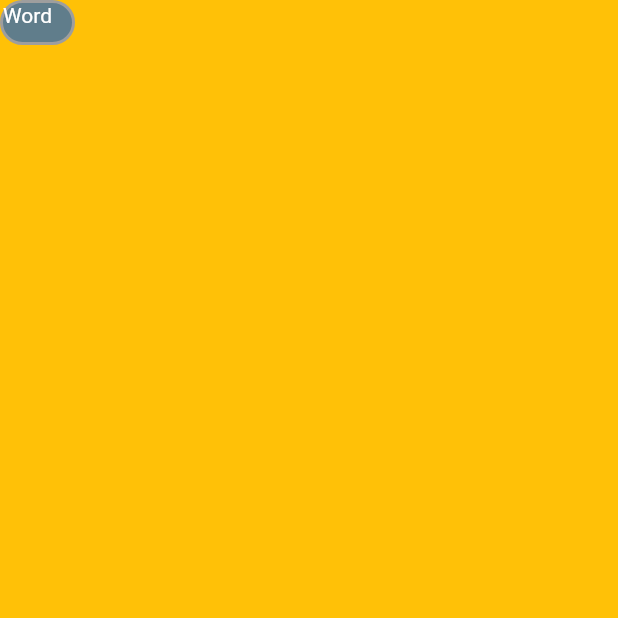
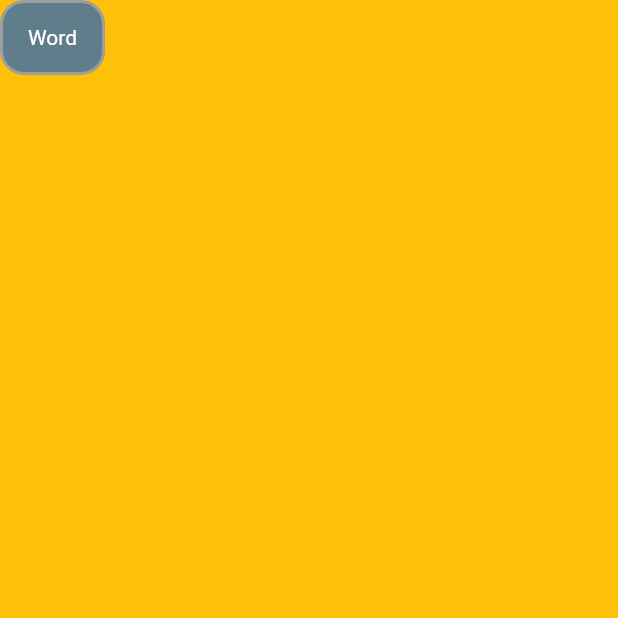
Before and after one commit to RafiaChy/duolingo_clone, a Flutter app: the screen it shows after launch, on a phone screen of 412 x 824 dp, the top half of it. Run offline on Flutter 3.47's test engine with Material 2 defaults, Android fonts, the phone set to English and light mode, and no system bars.

Commit message:
adjusting the container shape and size

```diff
--- a/lib/pages/first_screen.dart
+++ b/lib/pages/first_screen.dart
@@ -21,9 +21,9 @@ class _FirstScreenState extends State<FirstScreen> {
               data: 'Word',
 
               child: Container(
-                width: 50,
-                height: 30,
-                child: Text('Word', style: TextStyle(color: Colors.white),),
+                width: 70,
+                height: 50,
+                child: Center(child: Text('Word', style: TextStyle(color: Colors.white),)),
                decoration: BoxDecoration(
                  color: Colors.blueGrey,
                  border: Border.all(
```
